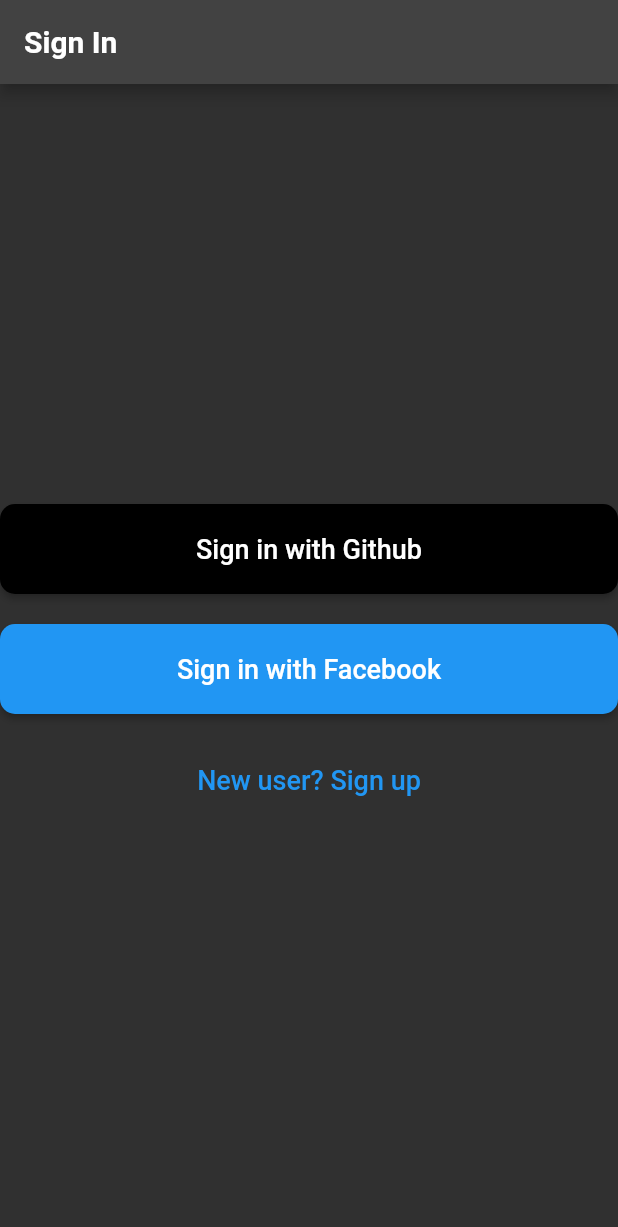
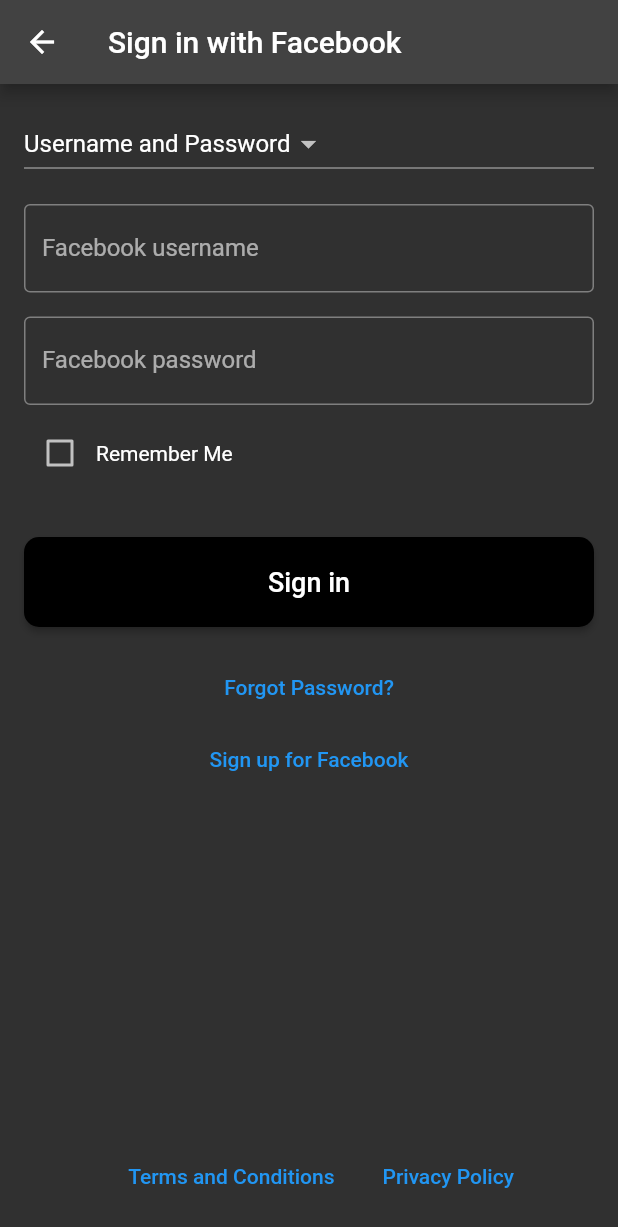
Before and after one commit to ZDH20/Mobile-Editor, a Flutter app: the screen it shows after launch, after a tap on "Sign in with Facebook", on a phone screen of 412 x 824 dp. Shown: the top 1227 px of the screen. Run offline on Flutter 3.47's test engine with Material 2 defaults, Android fonts, the phone set to English and light mode, and no system bars; Roboto replaces fonts that are missing (UbuntuMono).

Commit message:
Added facebook_sign_in_page.dart

```diff
--- /dev/null
+++ b/lib/sign_in_pages/facebook_sign_in_page.dart
@@ -0,0 +1,148 @@
+import 'package:flutter/material.dart';
+import '../main_pages/initialize_git_repo_page.dart';
+
+class FacebookSignInPage extends StatefulWidget {
+  const FacebookSignInPage({Key? key}) : super(key: key);
+
+  @override
+  _FacebookSignInPageState createState() => _FacebookSignInPageState();
+}
+
+class _FacebookSignInPageState extends State<FacebookSignInPage> {
+  final _usernameController = TextEditingController();
+  final _passwordController = TextEditingController();
+  bool _rememberMe = false;
+
+  @override
+  Widget build(BuildContext context) {
+    return Scaffold(
+      appBar: AppBar(
+        title: const Text('Sign in with Facebook'),
+      ),
+      body: Padding(
+        padding: const EdgeInsets.all(16),
+        child: Column(
+          crossAxisAlignment: CrossAxisAlignment.stretch,
+          children: [
+            DropdownButton<String>(
+              value: 'Username and Password',
+              onChanged: (String? value) {
+                // TODO: Handle authentication method change
+              },
+              items: <String>[
+                'Username and Password',
+              ].map<DropdownMenuItem<String>>((String value) {
+                return DropdownMenuItem<String>(
+                  value: value,
+                  child: Text(value),
+                );
+              }).toList(),
+            ),
+            const SizedBox(height: 16),
+            TextField(
+              controller: _usernameController,
+              decoration: InputDecoration(
+                labelText: 'Facebook username',
+                border: OutlineInputBorder(),
+              ),
+            ),
+            const SizedBox(height: 16),
+            TextField(
+              controller: _passwordController,
+              obscureText: true,
+              decoration: InputDecoration(
+                labelText: 'Facebook password',
+                border: OutlineInputBorder(),
+              ),
+            ),
+            const SizedBox(height: 8),
+            Row(
+              children: [
+                Checkbox(
+                  value: _rememberMe,
+                  onChanged: (value) {
+                    setState(() {
+                      _rememberMe = value!;
+                    });
+                  },
+                ),
+                Text('Remember Me'),
+              ],
+            ),
+            const SizedBox(height: 32),
+            ElevatedButton(
+              onPressed: () {
+                final username = _usernameController.text;
+                final password = _passwordController.text;
+                Navigator.push(
+                  context,
+                  MaterialPageRoute(builder: (context) => InitializeGitRepoPage()),
+                );
+              },
+              style: ElevatedButton.styleFrom(
+                primary: Colors.black,
+                minimumSize: const Size(double.infinity, 60),
+                shape: RoundedRectangleBorder(
+                  borderRadius: BorderRadius.circular(10),
+                ),
+              ),
+              child: const Text(
+                'Sign in',
+                style: TextStyle(fontSize: 18),
+              ),
+            ),
+            const SizedBox(height: 16),
+            TextButton(
+              onPressed: () {
+                // Navigate to password recovery page
+              },
+              child: Text('Forgot Password?'),
+            ),
+            TextButton(
+              onPressed: () {
+                // Navigate to GitHub sign-up page
+              },
+              child: Text('Sign up for Facebook'),
+            ),
+            // DropdownButton<String>(
+            //   value: 'Username and Password',
+            //   onChanged: (String? value) {
+            //     // TODO: Handle authentication method change
+            //   },
+            //   items: <String>[
+            //     'Username and Password',
+            //     'OAuth',
+            //     'Personal Access Token',
+            //   ].map<DropdownMenuItem<String>>((String value) {
+            //     return DropdownMenuItem<String>(
+            //       value: value,
+            //       child: Text(value),
+            //     );
+            //   }).toList(),
+            // ),
+            const Spacer(flex: 1),
+            Row(
+              mainAxisAlignment: MainAxisAlignment.center,
+              children: [
+                const SizedBox(width: 16),
+                TextButton(
+                  onPressed: () {
+                    // Navigate to terms and conditions page
+                  },
+                  child: Text('Terms and Conditions'),
+                ),
+                const SizedBox(width: 16),
+                TextButton(
+                  onPressed: () {
+                    // Navigate to privacy policy page
+                  },
+                  child: Text('Privacy Policy'),
+                ),
+              ],
+            ),
+          ],
+        ),
+      ),
+    );
+  }
+}
--- a/lib/sign_in_pages/sign_in_page.dart
+++ b/lib/sign_in_pages/sign_in_page.dart
@@ -1,5 +1,6 @@
 import 'package:flutter/material.dart';
 import 'github_sign_in_page.dart';
+import 'facebook_sign_in_page.dart';
 
 class SignIn extends StatefulWidget {
   const SignIn({Key? key, required this.title}) : super(key: key);
@@ -50,7 +51,10 @@ class _SignInState extends State<SignIn> {
             const SizedBox(height: 20),
             ElevatedButton(
               onPressed: () {
-                // Add sign-in logic here
+                Navigator.push(
+                  context,
+                  MaterialPageRoute(builder: (context) => FacebookSignInPage()),
+                );
               },
               style: ElevatedButton.styleFrom(
                 primary: Colors.blue,
```
Also changed, not shown: lib/sign_in_pages/sign_up_page.dart (added).
